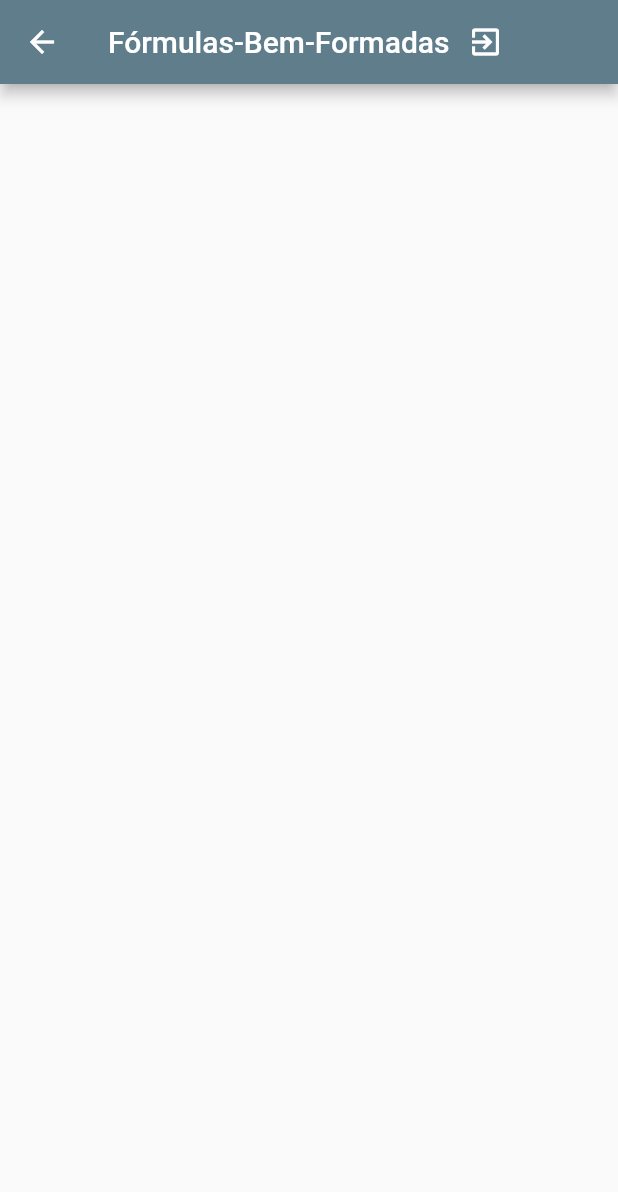
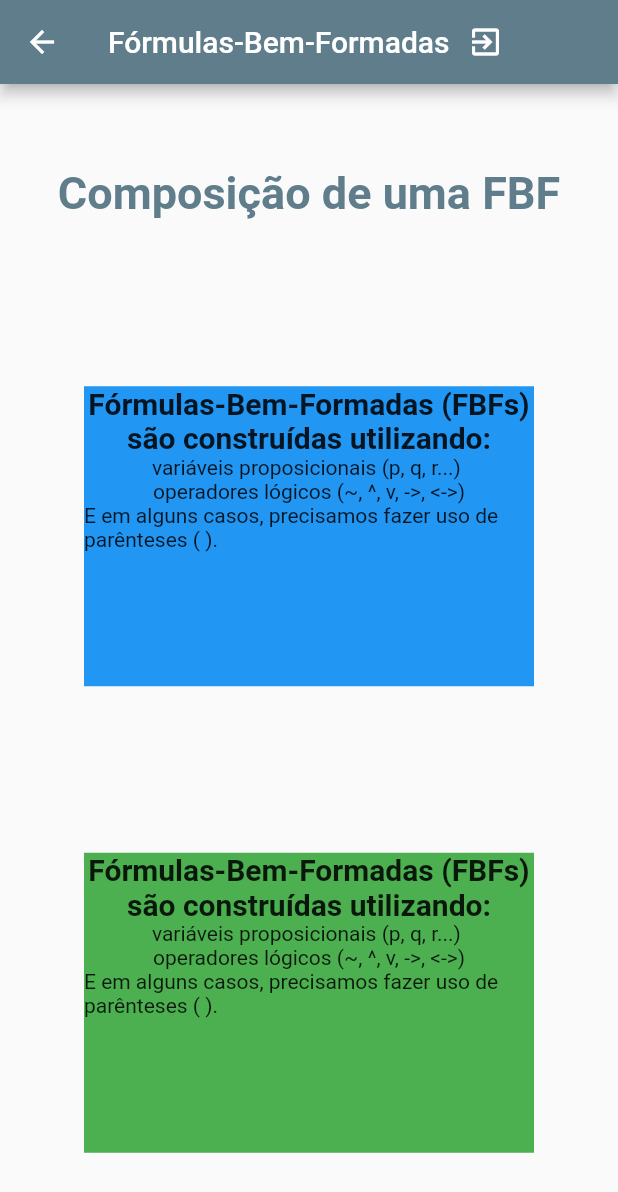
Before and after one commit to gs-Leo/TRUEBLE, a Flutter app: the fbfPage screen opened by its route, on a phone screen of 412 x 824 dp. Shown: the top 1192 px of the screen. Run offline on Flutter 3.47's test engine with Material 2 defaults, Android fonts, the phone set to English and light mode, and no system bars.

Commit message:
Alteração estrutura do Projeto - Pastas, Arquivos, MyApp na main

```diff
--- a/lib/Pages/fbfPage.dart
+++ /dev/null
@@ -1,36 +0,0 @@
-import 'package:flutter/material.dart';
-import 'package:trueble/widgets/alertDialogMenu.dart';
-
-
-class fbfPage extends StatefulWidget {//gerencia o proprio estado
-  const fbfPage({Key? key}) : super(key: key);
-
-  @override
-  _fbfPageState createState() => _fbfPageState();
-}
-
-class _fbfPageState extends State<fbfPage> {
-
-  @override
-  Widget build(BuildContext context) {
-    return Scaffold(
-      appBar: AppBar(
-        backgroundColor: Colors.blueGrey,
-        title: Center(
-          child: Row(
-            children: [ Text('Fórmulas-Bem-Formadas'),
-              IconButton(onPressed: (){showAlertDialogMenu(context);},
-                  icon: Icon(Icons.exit_to_app),
-              ),
-            ],
-          ),
-          ),
-        ),
-
-
-      body: Center(
-
-      ),
-    );
-  }
-}
--- a/lib/main.dart
+++ b/lib/main.dart
@@ -1,6 +1,45 @@
 import 'package:flutter/material.dart';
-import 'package:trueble/myApp.dart';
+import 'package:trueble/screens/home.dart';
+import 'package:trueble/screens/menu.dart';
+import 'package:trueble/screens/learnTablesMenu.dart';
+import 'package:trueble/screens/fbfPage.dart';
 
 void main() {
   runApp(MyApp());
 }
+
+
+
+class MyApp extends StatelessWidget{
+  const MyApp({super.key});
+
+
+
+  @override
+  Widget build(BuildContext context) { // Aqui é onde retorna os widget ( olhar os catalogos depois )
+    return  MaterialApp(
+        debugShowCheckedModeBanner: false,
+        initialRoute: "/",
+        routes: {
+          "/": (context) => HomePage(),
+          "/OptionsPage": (context) => OptionsPage(),
+          "/LearnTableMenu": (context) => LearnTableMenu(),
+          "/fbfPage": (context) => fbfPage(),
+
+
+        });
+  }
+}
+
+class AppElement  extends Element {
+  AppElement(super.widget);
+
+  @override
+  // TODO: implement debugDoingBuild
+  bool get debugDoingBuild => throw UnimplementedError();
+
+  @override
+  void performRebuild() {
+    // TODO: implement performRebuild
+  }
+}
--- a/lib/myApp.dart
+++ /dev/null
@@ -1,41 +0,0 @@
-import 'package:flutter/material.dart';
-import 'package:trueble/Controller/homeController.dart';
-import 'package:trueble/Pages/homePage.dart';
-import 'package:trueble/Pages/optionsPage.dart';
-import 'package:trueble/Pages/learnTablesMenu.dart';
-import 'package:trueble/Pages/fbfPage.dart';
-import 'package:trueble/widgets/alertDialogMenu.dart';
-
-class MyApp extends StatelessWidget{
-  const MyApp({super.key});
-
-
-
-  @override
-  Widget build(BuildContext context) { // Aqui é onde retorna os widget ( olhar os catalogos depois )
-    return  MaterialApp(
-        debugShowCheckedModeBanner: false,
-        initialRoute: "/",
-        routes: {
-        "/": (context) => HomePage(),
-        "/OptionsPage": (context) => OptionsPage(),
-          "/LearnTableMenu": (context) => LearnTableMenu(),
-          "/fbfPage": (context) => fbfPage(),
-
-
-    });
-  }
-}
-
-class AppElement  extends Element {
-  AppElement(super.widget);
-
-  @override
-  // TODO: implement debugDoingBuild
-  bool get debugDoingBuild => throw UnimplementedError();
-
-  @override
-  void performRebuild() {
-    // TODO: implement performRebuild
-  }
-}
--- /dev/null
+++ b/lib/screens/fbfPage.dart
@@ -0,0 +1,81 @@
+import 'package:flutter/material.dart';
+import 'package:trueble/widgets/alertDialogMenu.dart';
+
+
+class fbfPage extends StatefulWidget {//gerencia o proprio estado
+  const fbfPage({Key? key}) : super(key: key);
+
+  @override
+  _fbfPageState createState() => _fbfPageState();
+}
+
+class _fbfPageState extends State<fbfPage> {
+
+  @override
+  Widget build(BuildContext context) {
+    return Scaffold(
+      appBar: AppBar(
+        backgroundColor: Colors.blueGrey,
+        title: Center(
+          child: Row(
+            children: [ Text('Fórmulas-Bem-Formadas'),
+              IconButton(onPressed: (){showAlertDialogMenu(context);},
+                  icon: Icon(Icons.exit_to_app),
+              ),
+            ],
+          ),
+          ),
+        ),
+
+
+      body: Center(
+        child: Column(
+            mainAxisSize: MainAxisSize.max,
+            mainAxisAlignment: MainAxisAlignment.spaceAround,
+        children: <Widget>[
+
+          Container(
+            alignment: Alignment.topCenter,
+            child: Text('Composição de uma FBF', style: TextStyle(
+                fontSize: 30,fontWeight: FontWeight.bold, color: Colors.blueGrey)),
+          ),
+          Container(
+            alignment: Alignment.center,
+            width: 300,
+            height: 200,
+            color: Colors.blue,
+            child:Column(
+              children: <Widget>[
+                Text('Fórmulas-Bem-Formadas (FBFs) são construídas utilizando:',
+                  textAlign: TextAlign.center,
+                style: TextStyle(fontSize: 20,fontWeight: FontWeight.bold),),
+                        Text('variáveis proposicionais (p, q, r...) '),
+                        Text('operadores lógicos (~, ^, v, ->, <->)'),
+                        Text('E em alguns casos, precisamos fazer uso de parênteses ( ).'),
+              ],
+            )
+          ),
+
+          Container(
+              alignment: Alignment.center,
+              width: 300,
+              height: 200,
+              color: Colors.green,
+              child:Column(
+                children: <Widget>[
+                  Text('Fórmulas-Bem-Formadas (FBFs) são construídas utilizando:',
+                    textAlign: TextAlign.center,
+                    style: TextStyle(fontSize: 20,fontWeight: FontWeight.bold),),
+                  Text('variáveis proposicionais (p, q, r...) '),
+                  Text('operadores lógicos (~, ^, v, ->, <->)'),
+                  Text('E em alguns casos, precisamos fazer uso de parênteses ( ).'),
+                ],
+              )
+          ),
+
+  ]
+    ),
+    ),
+    );
+  }
+}
--- a/lib/Pages/homePage.dart
+++ b/lib/screens/home.dart
@@ -25,7 +25,7 @@ class _HomePageState extends State<HomePage> {
         child: Column(
           mainAxisAlignment: MainAxisAlignment.spaceEvenly,
           children: [
-            Image.asset("assets/imagens/logo.png"),
+            Image.asset("assets/images/logo.png"),
             /*Text('Toque para Iniciar',
               style: TextStyle(
                 fontSize: 25 ),
--- a/lib/Pages/optionsPage.dart
+++ b/lib/screens/menu.dart
@@ -31,6 +31,9 @@ class _OptionsPageState extends State<OptionsPage> {
 
           const SizedBox(height: 30),
           ElevatedButton(
+            style: ElevatedButton.styleFrom(
+
+              backgroundColor: Colors.deepOrange,),
             //style: ButtonStyle(),
             onPressed: () {Navigator.pushNamed(context, '/LearnTableMenu');},
             child: const Text('Aprender Tabelas'),
--- a/pubspec.yaml
+++ b/pubspec.yaml
@@ -61,8 +61,8 @@ flutter:
 
   # To add assets to your application, add an assets section, like this:
   assets:
-    - assets/imagens/
-    - assets/imagens/logo.png
+    - assets/images/
+    - assets/images/logo.png
 
   # An image asset can refer to one or more resolution-specific "variants", see
   # https://flutter.dev/assets-and-images/#resolution-aware
```
Also changed, not shown: assets/images/logo.png (renamed from assets/imagens/logo.png), lib/screens/learnTablesMenu.dart (renamed from lib/Pages/learnTablesMenu.dart), 1 other file.
